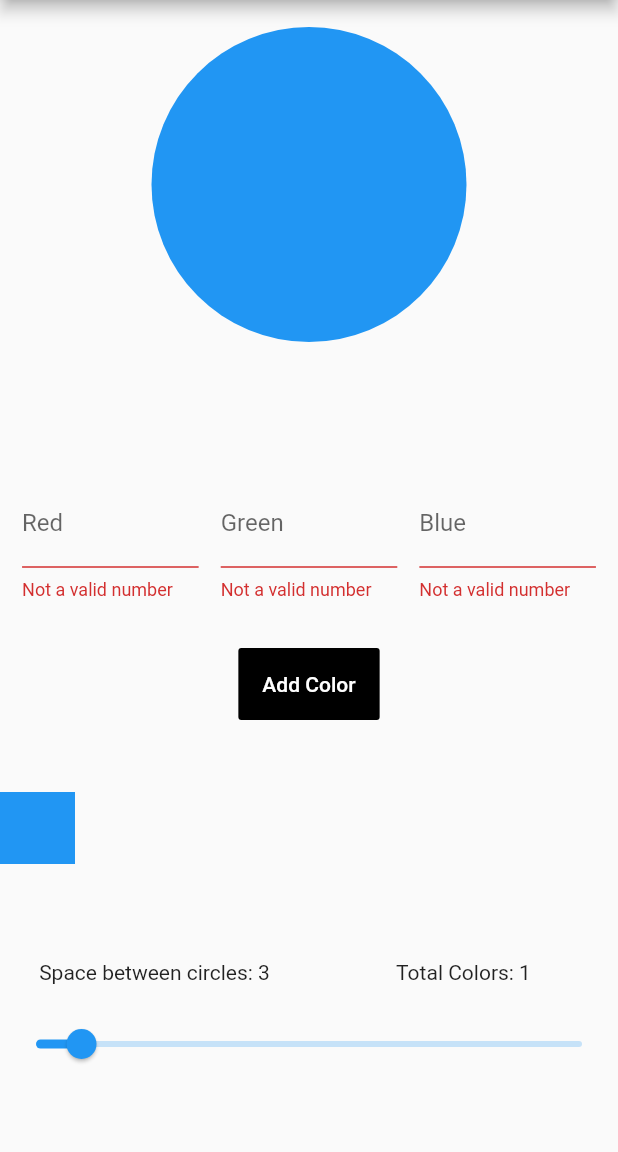
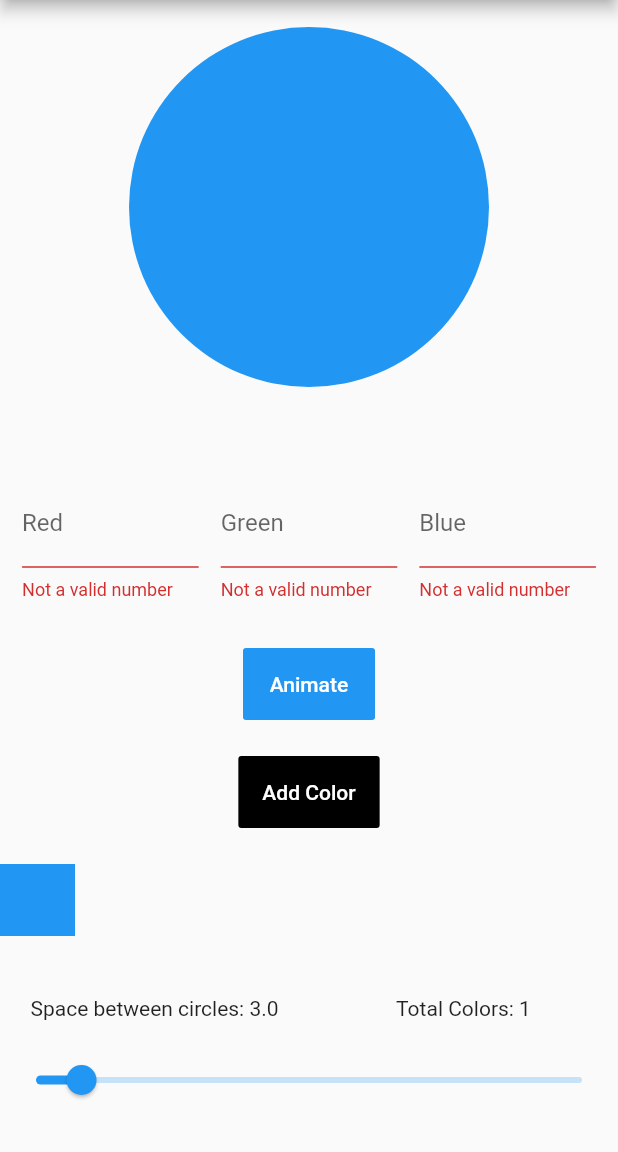
Before and after one commit to iberatkaya/colorBloc, a Flutter app: the screen it shows after launch, after a tap on "Add Color", on a phone screen of 412 x 824 dp, the part 84-1236 px from its top. Run offline on Flutter 3.47's test engine with Material 2 defaults, Android fonts, the phone set to English and light mode, and no system bars; our stand-ins replace flutter_bloc.

Commit message:
Added animations

```diff
--- a/lib/main.dart
+++ b/lib/main.dart
@@ -31,12 +31,38 @@ class MyHomePage extends StatefulWidget {
   _MyHomePageState createState() => _MyHomePageState();
 }
 
-class _MyHomePageState extends State<MyHomePage> {
+class _MyHomePageState extends State<MyHomePage> with TickerProviderStateMixin {
   TextEditingController rCont = TextEditingController();
   TextEditingController gCont = TextEditingController();
   TextEditingController bCont = TextEditingController();
-  int space = 3;
+  double space = 3;
+  bool animate = false;
   GlobalKey<FormState> _key = GlobalKey();
+  Animation<double> animation;
+  AnimationController animationController;
+
+  @override
+  initState() {
+    super.initState();
+    animationController = AnimationController(
+      vsync: this,
+      duration: Duration(seconds: 1),
+    );
+    Tween<double> tween = Tween(begin: 3, end: 12);
+    animation = tween.animate(animationController)
+      ..addListener(() {
+        setState(() {});
+      })
+      ..addStatusListener(
+        (status) {
+          if (status == AnimationStatus.completed) {
+            animationController.reverse();
+          } else if (status == AnimationStatus.dismissed) {
+            animationController.forward();
+          }
+        },
+      );
+  }
 
   ///Convert R, G, B strings into a Color
   ///Default value if a string parsing fails is 0
@@ -75,20 +101,20 @@ class _MyHomePageState extends State<MyHomePage> {
           child: Column(
             mainAxisAlignment: MainAxisAlignment.center,
             children: <Widget>[
-              Spacer(flex: 1),
+              Spacer(flex: 2),
               Expanded(
-                flex: 5,
+                flex: 10,
                 child: BlocBuilder<ColorCubit, List<Color>>(builder: (blockContext, colors) {
                   return CustomPaint(
                     painter: MyPaint(
                       colors: colors,
-                      space: space,
+                      space: animate ? animation.value : space,
                     ),
                   );
                 }),
               ),
               Expanded(
-                flex: 3,
+                flex: 6,
                 child: Form(
                   key: _key,
                   child: Row(
@@ -147,7 +173,27 @@ class _MyHomePageState extends State<MyHomePage> {
                 ),
               ),
               Expanded(
-                flex: 1,
+                flex: 2,
+                child: FlatButton(
+                  color: Colors.blue,
+                  onPressed: () {
+                    if (!animate)
+                      animationController.forward();
+                    else
+                      animationController.reset();
+                    setState(() => animate = !animate);
+                  },
+                  child: Text(
+                    "Animate",
+                    style: TextStyle(
+                      color: Colors.white,
+                    ),
+                  ),
+                ),
+              ),
+              Spacer(flex: 1),
+              Expanded(
+                flex: 2,
                 child: BlocBuilder<ColorCubit, List<Color>>(
                   builder: (blockContext, colors) {
                     return FlatButton(
@@ -159,11 +205,12 @@ class _MyHomePageState extends State<MyHomePage> {
                         child: Text(
                           "Add Color",
                           style: TextStyle(
-                              color: averageValueFromColor(
-                                          rgbStringToColor(rCont.text, gCont.text, bCont.text)) <
-                                      127
-                                  ? Colors.white
-                                  : Colors.black),
+                            color:
+                                averageValueFromColor(rgbStringToColor(rCont.text, gCont.text, bCont.text)) <
+                                        127
+                                    ? Colors.white
+                                    : Colors.black,
+                          ),
                         ),
                         color: rgbStringToColor(rCont.text, gCont.text, bCont.text));
                   },
@@ -171,7 +218,7 @@ class _MyHomePageState extends State<MyHomePage> {
               ),
               Spacer(flex: 1),
               Expanded(
-                flex: 1,
+                flex: 2,
                 child: BlocBuilder<ColorCubit, List<Color>>(
                   builder: (blocContext, colors) {
                     return Container(
@@ -200,7 +247,7 @@ class _MyHomePageState extends State<MyHomePage> {
               ),
               Spacer(flex: 1),
               Expanded(
-                flex: 1,
+                flex: 2,
                 child: BlocBuilder<ColorCubit, List<Color>>(
                   builder: (blocContext, colors) {
                     return Row(
@@ -223,12 +270,12 @@ class _MyHomePageState extends State<MyHomePage> {
                 ),
               ),
               Expanded(
-                flex: 1,
+                flex: 2,
                 child: Slider(
                   value: space.toDouble(),
                   min: 1,
                   max: 25,
-                  onChanged: (val) => setState(() => space = val.toInt()),
+                  onChanged: (val) => setState(() => space = val),
                 ),
               ),
               Spacer(flex: 1),
--- a/lib/mypaint.dart
+++ b/lib/mypaint.dart
@@ -2,25 +2,24 @@ import 'package:flutter/material.dart';
 
 class MyPaint extends CustomPainter {
   List<Color> colors = [];
-  int space = 0;
+  double space = 0;
   MyPaint({@required this.colors, @required this.space});
   @override
   void paint(Canvas canvas, Size size) {
-    int maxRadius = size.height ~/ 16 * 7;
+    int maxRadius = size.height ~/ 16 * 8;
     int ctr = 0;
     for (var color in colors) {
       var paint = Paint();
       paint.color = color;
-      print(color);
-      print(space);
-      print(ctr);
       paint.strokeWidth = 1;
       var path = Path();
-      print((maxRadius - space * ctr).toDouble());
       if ((maxRadius - space * ctr) > 0) {
-        path.addOval(Rect.fromCircle(
-            center: size.topCenter(Offset(0, size.height / 16 * 5)),
-            radius: (maxRadius - space * ctr).toDouble()));
+        path.addOval(
+          Rect.fromCircle(
+            center: size.topCenter(Offset(0, size.height / 16 * 6)),
+            radius: (maxRadius - space * ctr).toDouble(),
+          ),
+        );
         canvas.drawPath(path, paint);
       }
       ctr++;
```
